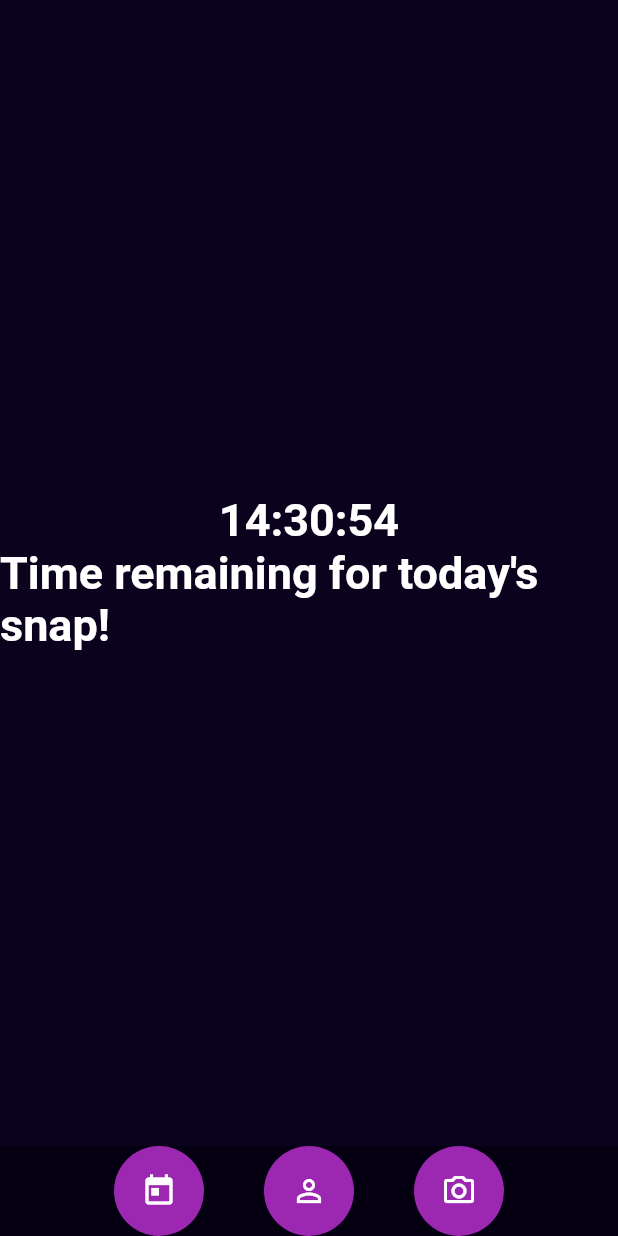
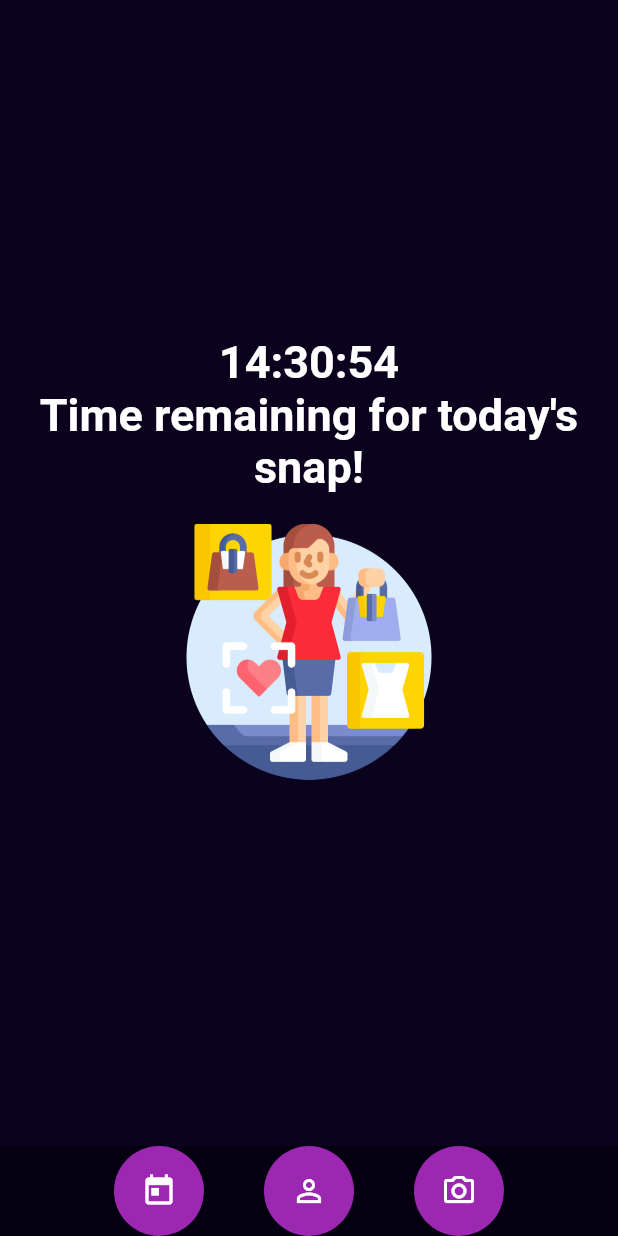
Before and after one commit to ntua-el19160/be_fashionable_app, a Flutter app: the screen it shows after launch, on a phone screen of 412 x 824 dp. Run offline on Flutter 3.47's test engine with Material 2 defaults, Android fonts, the phone set to English and light mode, and no system bars; missing offline and left inert: paged_vertical_calendar.

Commit message:
Added icons

```diff
--- a/lib/main.dart
+++ b/lib/main.dart
@@ -80,14 +80,19 @@ class _HomeScreenState extends State<HomeScreen> {
                   fontWeight: FontWeight.bold),
             )),
             const Center(
-                child: Text(
-              "Time remaining for today's snap!",
-              style: TextStyle(
-                  fontSize: 30,
-                  color: Colors.white,
-                  fontWeight: FontWeight.bold),
-            ))
-            //Εικόνα-logo εφαρμογής
+                child: Text("Time remaining for today's snap!",
+                  textAlign: TextAlign.center,
+                  style: TextStyle(
+                    fontSize: 30,
+                    color: Colors.white,
+                    fontWeight: FontWeight.bold
+                  ),
+              )
+            ),
+            Padding(
+              padding: const EdgeInsets.all(20),
+              child: Image.asset('assets/images/icon.png', scale: 3)
+            )
           ],
         ),
         backgroundColor: const Color.fromARGB(255, 11, 2, 30),
```
Also changed, not shown: lib/profile.dart (+5 -2 lines), assets/images/fire.png (added), assets/images/icon.png (added), 5 other files.
